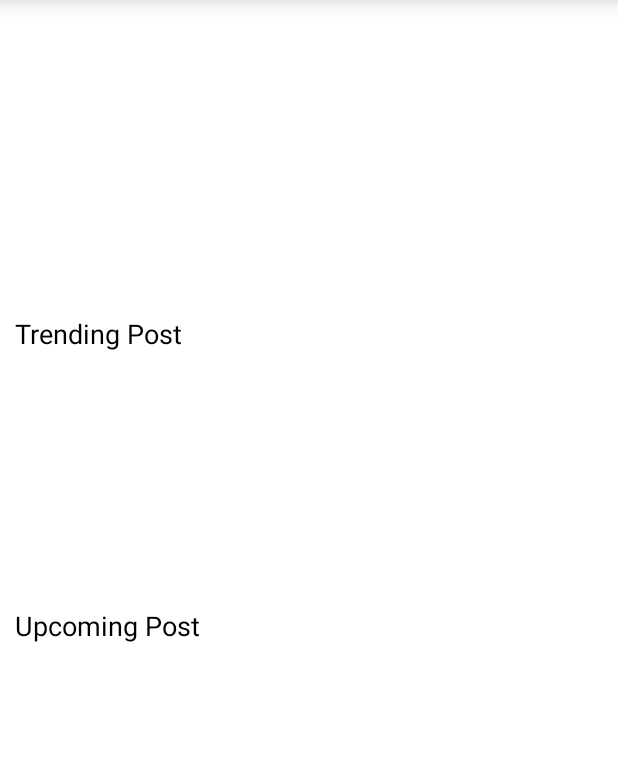
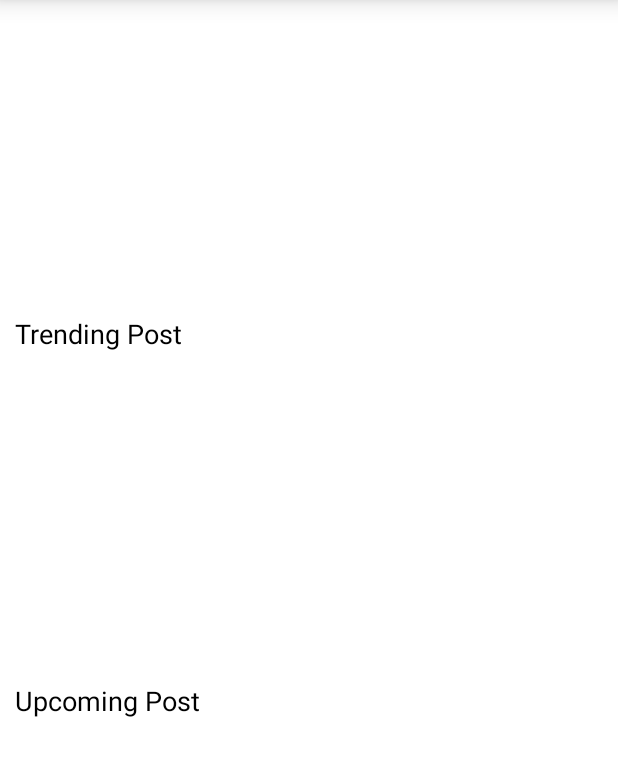
Before and after one commit to ViditSavaliya19/Brand_Post_App, an Android app: the screen it shows after launch (MainActivity), on a phone screen of 412 x 824 dp, the part 84-860 px from its top. Run offline under Robolectric (Android 15) with nearby library versions, the phone set to English and light mode, and no system bars; pictures from the network do not load.

Commit message:
23/09/21

```diff
--- a/app/build.gradle
+++ b/app/build.gradle
@@ -39,5 +39,6 @@ dependencies {
     implementation 'com.flying.xiaopo:sticker:1.6.0'
     implementation 'com.squareup.retrofit2:retrofit:2.9.0'
     implementation 'com.squareup.retrofit2:converter-gson:2.9.0'
-    implementation 'com.squareup.okhttp3:logging-interceptor:3.3.1'
+    implementation 'com.github.bumptech.glide:glide:4.12.0'
+    annotationProcessor 'com.github.bumptech.glide:compiler:4.12.0'
 }
--- /dev/null
+++ b/app/src/main/java/com/example/brand_post/Activity/SpleshActivity.java
@@ -0,0 +1,42 @@
+package com.example.brand_post.Activity;
+
+import androidx.appcompat.app.AppCompatActivity;
+
+import android.content.Intent;
+import android.os.Bundle;
+import android.os.Handler;
+import android.os.Parcelable;
+
+import com.example.brand_post.MainActivity;
+import com.example.brand_post.R;
+import com.example.brand_post.Util.Constant;
+import com.example.brand_post.Util.PostModel;
+
+import java.io.Serializable;
+import java.util.ArrayList;
+import java.util.List;
+
+public class SpleshActivity extends AppCompatActivity {
+    public static List<PostModel> postModelList = new ArrayList<PostModel>();
+
+    @Override
+    protected void onCreate(Bundle savedInstanceState) {
+        super.onCreate(savedInstanceState);
+        setContentView(R.layout.activity_splesh);
+
+        new Handler().postDelayed(new Runnable() {
+            @Override
+            public void run() {
+                Intent intent=new Intent(SpleshActivity.this,MainActivity.class);
+                startActivity(intent);
+            }
+        },5000);
+    }
+
+    @Override
+    protected void onStart() {
+        Constant constant=new Constant();
+        postModelList = constant.GetData();
+        super.onStart();
+    }
+}
--- a/app/src/main/java/com/example/brand_post/Adapter/Rv_Adapter.java
+++ b/app/src/main/java/com/example/brand_post/Adapter/Rv_Adapter.java
@@ -1,25 +1,32 @@
 package com.example.brand_post.Adapter;
 
-import static com.example.brand_post.Util.Constant.postModelList;
+import static com.example.brand_post.Util.Constant.imageLink;
 
 import android.app.Activity;
+import android.util.Log;
 import android.view.LayoutInflater;
 import android.view.View;
 import android.view.ViewGroup;
+import android.widget.ImageView;
 import android.widget.TextView;
-
 import androidx.annotation.NonNull;
 import androidx.recyclerview.widget.RecyclerView;
-
+import com.bumptech.glide.Glide;
 import com.example.brand_post.MainActivity;
 import com.example.brand_post.R;
+import com.example.brand_post.Util.PostModel;
+
+import java.util.List;
 
 public class Rv_Adapter extends RecyclerView.Adapter<Rv_Adapter.viewData> {
 
     Activity activity;
+    List<PostModel> list;
+    private String TAG;
 
-    public Rv_Adapter(MainActivity mainActivity) {
+    public Rv_Adapter(MainActivity mainActivity, List<PostModel> postModelList) {
         activity=mainActivity;
+        list=postModelList;
     }
 
     @NonNull
@@ -31,20 +38,28 @@ public class Rv_Adapter extends RecyclerView.Adapter<Rv_Adapter.viewData> {
 
     @Override
     public void onBindViewHolder(@NonNull viewData holder, int position) {
-        holder.txt.setText(postModelList.get(position).getimage_name());
+        Log.e(TAG, "=============>> "+imageLink+""+list.get(position).getimage_name());
+        Glide.with(activity)
+                .load(imageLink+""+list.get(position).getimage_name().toString())
+                .centerCrop()
+                .into(holder.image_view);
+        holder.txt.setText(list.get(position).getimage_name());
+
     }
 
     @Override
     public int getItemCount() {
-        return postModelList.size();
+        return list.size();
     }
 
     class viewData extends RecyclerView.ViewHolder {
         private final TextView txt;
+        private final ImageView image_view;
 
         public viewData(@NonNull View itemView) {
             super(itemView);
             txt=itemView.findViewById(R.id.txt);
+            image_view=itemView.findViewById(R.id.image_view);
         }
     }
 }
--- a/app/src/main/java/com/example/brand_post/MainActivity.java
+++ b/app/src/main/java/com/example/brand_post/MainActivity.java
@@ -1,4 +1,7 @@
 package com.example.brand_post;
+
+
+import static com.example.brand_post.Activity.SpleshActivity.postModelList;
 
 import androidx.appcompat.app.AppCompatActivity;
 import androidx.cardview.widget.CardView;
@@ -12,10 +15,13 @@ import android.view.View;
 import com.example.brand_post.Activity.Editing_post;
 import com.example.brand_post.Adapter.Rv_Adapter;
 import com.example.brand_post.Util.Constant;
+import com.example.brand_post.Util.PostModel;
+
+import java.util.ArrayList;
+import java.util.List;
 
 public class MainActivity extends AppCompatActivity {
 
-    private CardView festival_post;
     private RecyclerView recycler_trending;
 
     @Override
@@ -23,32 +29,17 @@ public class MainActivity extends AppCompatActivity {
         super.onCreate(savedInstanceState);
         setContentView(R.layout.activity_main);
 
-        intiView();
-
-
+        recycler_trending=findViewById(R.id.recycler_trending);
+        Recycler_view();
     }
-
-    private void intiView() {
-
-        recycler_trending=findViewById(R.id.recycler_trending);
-
-        Recycler_view();
-
-    }
-
 
     void Recycler_view()
     {
-        Rv_Adapter adapter=new Rv_Adapter(MainActivity.this);
+
+        Rv_Adapter adapter=new Rv_Adapter(MainActivity.this,postModelList);
         RecyclerView.LayoutManager layoutManager=new LinearLayoutManager(MainActivity.this,RecyclerView.HORIZONTAL,false);
         recycler_trending.setLayoutManager(layoutManager);
         recycler_trending.setAdapter(adapter);
     }
 
-    @Override
-    protected void onStart() {
-        super.onStart();
-        Constant constant=new Constant();
-        constant.GetData();
-    }
 }
--- a/app/src/main/java/com/example/brand_post/Util/Constant.java
+++ b/app/src/main/java/com/example/brand_post/Util/Constant.java
@@ -10,10 +10,13 @@ import retrofit2.Callback;
 import retrofit2.Response;
 
 public class Constant {
-        public static List <PostModel> postModelList=new ArrayList<PostModel>();
 
-       public void GetData()
-        {
+
+    public  static String imageLink="http://satkaivalsaheb.xyz/app/html/images/";
+    public List<PostModel> postModelList = new ArrayList<PostModel>();
+
+
+    public List<PostModel> GetData() {
 
         Api_Inter apiInterface = Api.getData().create(Api_Inter.class);
         apiInterface.getUser().enqueue(new Callback<List<PostModel>>() {
@@ -33,7 +36,7 @@ public class Constant {
                         String body4 = user.get(i).getf_date();
                         String body5 = user.get(i).getlangauge();
 
-                            PostModel model=new PostModel();
+                        PostModel model = new PostModel();
                         model.setf_date(body4);
                         model.setId(id);
                         model.setlangauge(body5);
@@ -47,17 +50,23 @@ public class Constant {
                         Log.e("demoo", "title   : " + title);
                         Log.e("demoo", "body    : " + body);
                         Log.e("demoo", "-------------------------------------------------");
+                        Log.e("TAG", "=============>> "+imageLink+""+postModelList.get(0).getimage_name());
+
 
 
                     }
                 }
 
+
             }
 
             @Override
             public void onFailure(Call<List<PostModel>> call, Throwable t) {
-                        Log.e("Error","=============>>>>>"+t.getMessage());
+                Log.e("Error", "=============>>>>>" + t.getMessage());
             }
         });
+
+        return postModelList;
+
     }
 }
--- a/app/src/main/res/layout/activity_main.xml
+++ b/app/src/main/res/layout/activity_main.xml
@@ -44,7 +44,7 @@
 
         <androidx.recyclerview.widget.RecyclerView
             android:layout_width="match_parent"
-            android:layout_height="150dp"
+            android:layout_height="200dp"
             android:id="@+id/recycler_trending"
             android:layout_marginTop="10dp"/>
 
```
Also changed, not shown: app/src/main/AndroidManifest.xml (+12 -5 lines), app/src/main/res/layout/activity_splesh.xml (added, +9 -0 lines), app/src/main/res/layout/item_list.xml (+6 -4 lines). Lines whose indentation alone changed are shown as unchanged.
